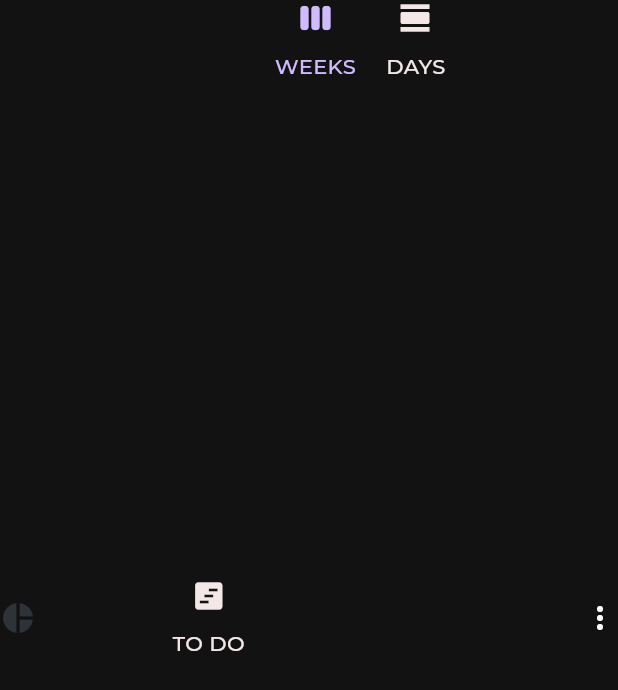
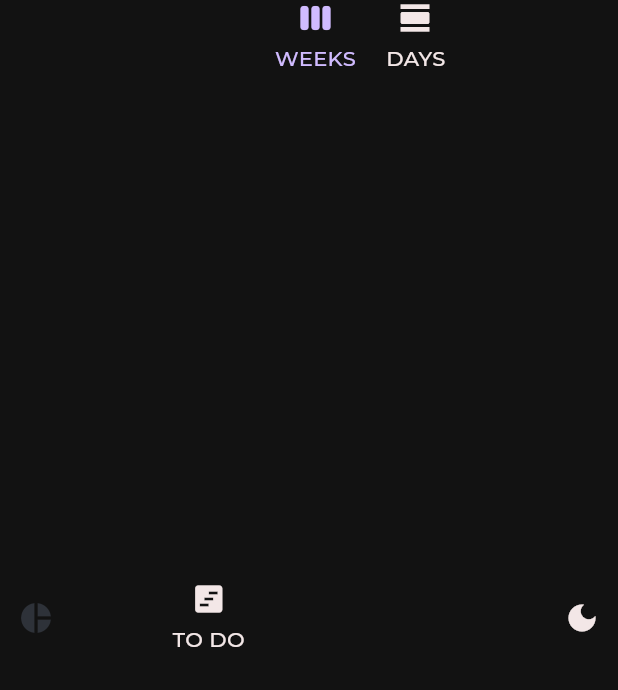
Before and after one commit to batuhanozcan1605/weekplanner, a Flutter app: the PseudoAppBar widget shown alone on an empty page, opened directly, on a phone screen of 412 x 824 dp. Shown: the top 690 px of the screen. Run offline on Flutter 3.47's test engine with Material 3 defaults, Android fonts, the phone set to English and light mode, and no system bars; our stand-ins replace flutter_inset_box_shadow, flutter_svg, google_mobile_ads, page_view_dot_indicator, popover, shared_preferences and 2 more; missing offline and left inert: interval_time_picker, tutorial_coach_mark; accounts and stored records are empty; generated files the repository leaves out were written again; project files that could hold a hidden picture were left out.

Commit message:
appbar edit

```diff
--- a/lib/widgets/pseudo_appbar.dart
+++ b/lib/widgets/pseudo_appbar.dart
@@ -1,7 +1,9 @@
 import 'package:flutter/material.dart';
 import 'package:provider/provider.dart';
 import 'package:weekplanner/provider/appointment_provider.dart';
-import 'menu_button.dart';
+import '../screens/main_screen.dart';
+import '../theme/theme.dart';
+import '../theme/theme_provider.dart';
 
 class PseudoAppBar extends StatelessWidget {
   const PseudoAppBar({super.key, this.globalKey});
@@ -11,11 +13,13 @@ class PseudoAppBar extends StatelessWidget {
   @override
   Widget build(BuildContext context) {
     final provider = Provider.of<AppointmentProvider>(context, listen: false);
+    final themeProvider = Provider.of<ThemeProvider>(context, listen: false);
     ColorScheme colorScheme = Theme.of(context).colorScheme;
+
     return Row(
       mainAxisAlignment: MainAxisAlignment.spaceBetween,
       children: [
-        Icon(Icons.pie_chart, color: colorScheme.background,),
+        IconButton( onPressed: () {  }, icon: Icon(Icons.pie_chart, color: colorScheme.background,)),
         Consumer<AppointmentProvider>(
           builder: (BuildContext context, AppointmentProvider value, Widget? child) {
             return Row(
@@ -28,7 +32,7 @@ class PseudoAppBar extends StatelessWidget {
                     mainAxisAlignment: MainAxisAlignment.center,
                     children: [
                       Icon(Icons.view_timeline, color: value.scheduleView == true ? colorScheme.primary : colorScheme.onBackground),
-                      const SizedBox(height: 10,),
+                      const SizedBox(height: 5,),
                       Text('TO DO', style: TextStyle(color: value.scheduleView == true ? colorScheme.primary : colorScheme.onBackground, fontFamily: 'Montserrat'),),
                     ],
                   ),
@@ -39,7 +43,7 @@ class PseudoAppBar extends StatelessWidget {
                   child: Column(
                     children: [
                       Icon(Icons.view_week_rounded, color: value.weekView == true ? colorScheme.primary : colorScheme.onBackground),
-                      const SizedBox(height: 10,),
+                      const SizedBox(height: 5,),
                       Text('WEEKS', style: TextStyle(color: value.weekView == true ? colorScheme.primary : colorScheme.onBackground, fontFamily: 'Montserrat'),),
                     ],
                   ),
@@ -50,7 +54,7 @@ class PseudoAppBar extends StatelessWidget {
                   child: Column(
                     children: [
                       Icon(Icons.view_day, color: value.dayView == true ? colorScheme.primary : colorScheme.onBackground),
-                      const SizedBox(height: 10,),
+                      const SizedBox(height: 5,),
                       Text('DAYS', style: TextStyle(color: value.dayView == true ? colorScheme.primary : colorScheme.onBackground, fontFamily: 'Montserrat'),),
                     ],
                   ),
@@ -59,7 +63,13 @@ class PseudoAppBar extends StatelessWidget {
             );
           },
         ),
-        const MenuButton(),
+        IconButton(
+          onPressed: () {
+            themeProvider.toggleTheme();
+            Navigator.pushReplacement(context, MaterialPageRoute(builder: (context)=> const MainScreen()));
+          },
+          icon: Icon(themeProvider.themeData == lightTheme ? Icons.light_mode : Icons.dark_mode, color: colorScheme.onBackground,),),
+        //const MenuButton(),
       ],
     );
   }
```
